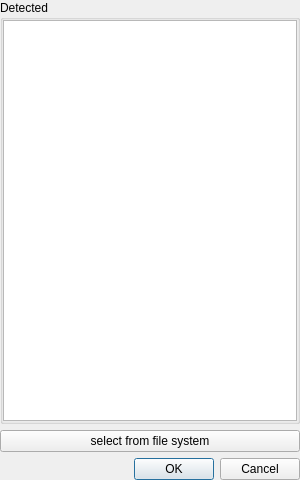
This is src/editorsdialog.ui in mugiseyebrows/mugi-grep as Qt 5 draws it before an edit. The edited form follows.
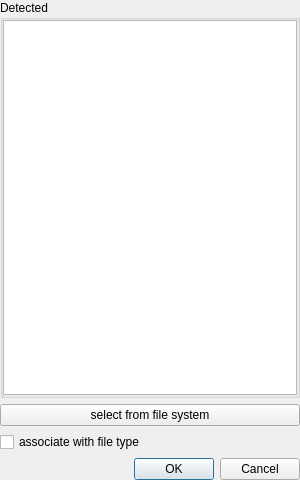
This is the edited form.

Commit message: open empty ext files, associate optionaly

Diff of the .ui file:
```diff
--- a/src/editorsdialog.ui
+++ b/src/editorsdialog.ui
@@ -67,6 +67,13 @@
      </property>
     </widget>
    </item>
+   <item>
+    <widget class="QCheckBox" name="associate">
+     <property name="text">
+      <string>associate with file type</string>
+     </property>
+    </widget>
+   </item>
    <item>
     <widget class="QDialogButtonBox" name="buttonBox">
      <property name="orientation">
```
The commit also changes 7 other files.
